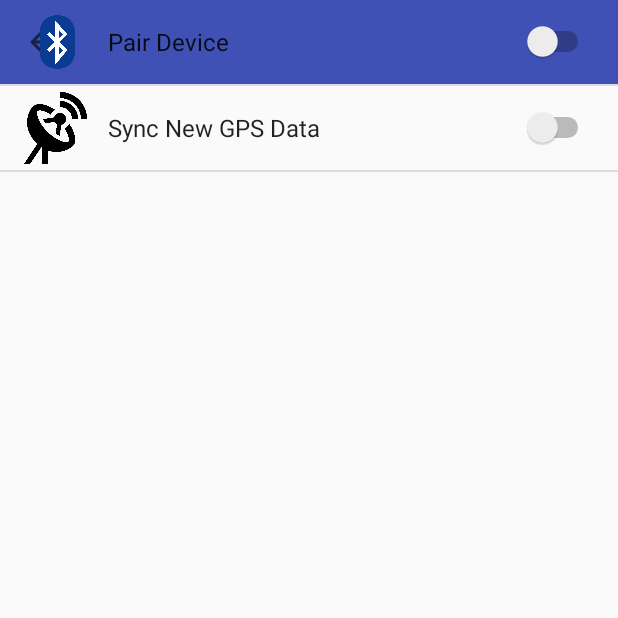
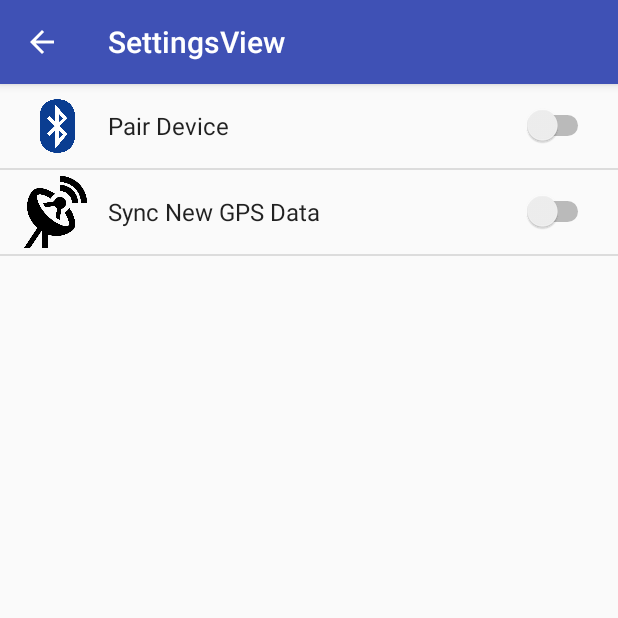
Before and after one commit to npsecoding/SmartPhotoApp, an Android app: the SettingsView screen opened directly, with no data from a screen before it, on a phone screen of 412 x 824 dp, the top half of it. Run offline under Robolectric (Android 15) with nearby library versions, the phone set to English and light mode, and no system bars.

Commit message:
Fixed the settings overlapping toolbar problem

```diff
--- a/app/src/main/java/com/example/nancy/smartphoto/SettingsView.java
+++ b/app/src/main/java/com/example/nancy/smartphoto/SettingsView.java
@@ -2,16 +2,12 @@ package com.example.nancy.smartphoto;
 
 import android.content.SharedPreferences;
 import android.os.Bundle;
-import android.preference.PreferenceActivity;
 import android.preference.PreferenceFragment;
 import android.preference.PreferenceManager;
-import android.support.v7.widget.Toolbar;
-import android.view.LayoutInflater;
-import android.view.View;
-import android.widget.LinearLayout;
+import android.support.v7.app.AppCompatActivity;
 import android.widget.Toast;
 
-public class SettingsView extends PreferenceActivity implements SharedPreferences.OnSharedPreferenceChangeListener {
+public class SettingsView extends AppCompatActivity implements SharedPreferences.OnSharedPreferenceChangeListener {
 
     @Override
     protected void onCreate(Bundle savedInstanceState) {
@@ -23,23 +19,6 @@ public class SettingsView extends PreferenceActivity implements SharedPreference
                 .commit();
 
         PreferenceManager.getDefaultSharedPreferences(this).registerOnSharedPreferenceChangeListener(this);
-    }
-
-    //Toolbar
-    @Override
-    protected void onPostCreate(Bundle savedInstanceState) {
-        super.onPostCreate(savedInstanceState);
-
-        LinearLayout root = (LinearLayout)findViewById(android.R.id.list).getParent().getParent().getParent();
-        Toolbar bar = (Toolbar) LayoutInflater.from(this).inflate(R.layout.settings_toolbar, root, false);
-        root.addView(bar, 0); // insert at top
-
-        bar.setNavigationOnClickListener(new View.OnClickListener() {
-            @Override
-            public void onClick(View v) {
-                finish();
-            }
-        });
     }
 
     public void onSharedPreferenceChanged(SharedPreferences sharedPreferences,
--- a/app/src/main/res/layout/content_history_view.xml
+++ b/app/src/main/res/layout/content_history_view.xml
@@ -11,4 +11,5 @@
     app:layout_behavior="@string/appbar_scrolling_view_behavior"
     tools:context="com.example.nancy.smartphoto.HistoryView"
     tools:showIn="@layout/activity_history_view">
+
 </RelativeLayout>
--- a/app/src/main/res/layout/settings_toolbar.xml
+++ /dev/null
@@ -1,13 +0,0 @@
-<?xml version="1.0" encoding="utf-8"?>
-<android.support.v7.widget.Toolbar
-    xmlns:android="http://schemas.android.com/apk/res/android"
-    xmlns:app="http://schemas.android.com/apk/res-auto"
-    android:id="@+id/toolbar"
-    app:theme="@style/ThemeOverlay.AppCompat.Dark.ActionBar"
-    android:layout_width="match_parent"
-    android:layout_height="wrap_content"
-    android:minHeight="?attr/actionBarSize"
-    app:navigationContentDescription="@string/abc_action_bar_up_description"
-    android:background="?attr/colorPrimary"
-    app:navigationIcon="?attr/homeAsUpIndicator"
-    />
```
